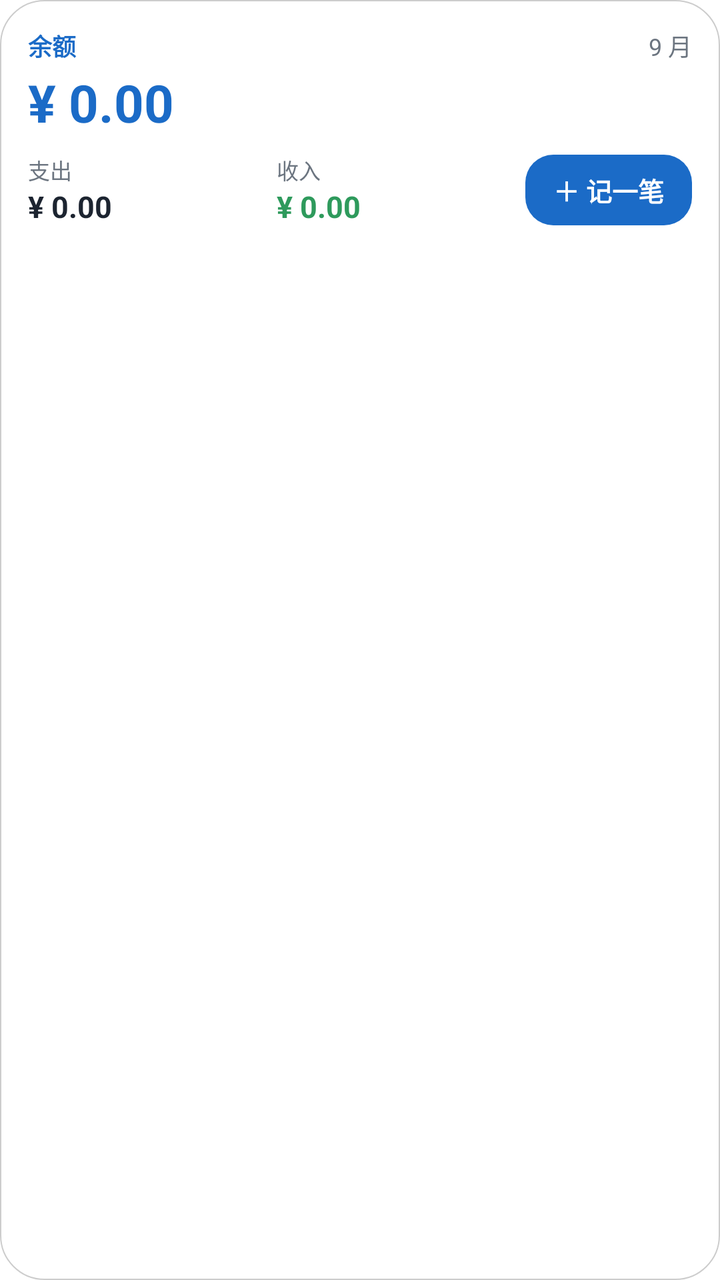
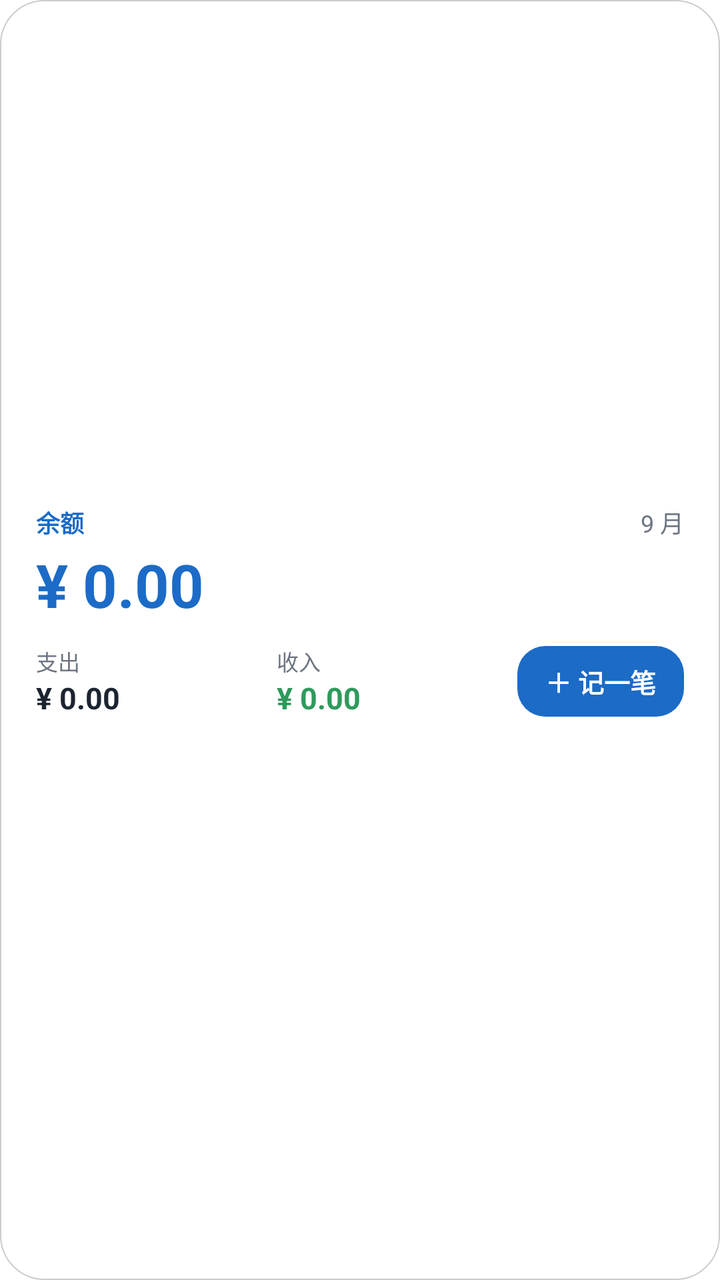

Compare the two renders of this Android layout. The source of the first and the diff that turns it into the second are given below.
<!-- AndroidManifest.xml: fallback theme Theme.MaterialComponents.DayNight.NoActionBar -->
<!-- res/layout/widget_summary.xml -->
<?xml version="1.0" encoding="utf-8"?>
<LinearLayout xmlns:android="http://schemas.android.com/apk/res/android"
    android:id="@+id/widget_root"
    android:layout_width="match_parent"
    android:layout_height="match_parent"
    android:orientation="vertical"
    android:background="@drawable/widget_bg"
    android:padding="14dp">

    <LinearLayout
        android:layout_width="match_parent"
        android:layout_height="wrap_content"
        android:orientation="horizontal"
        android:gravity="center_vertical">
        <TextView
            android:id="@+id/widget_title"
            android:layout_width="0dp"
            android:layout_weight="1"
            android:layout_height="wrap_content"
            android:text="余额"
            android:textSize="12sp"
            android:textColor="#1B6BC7"
            android:textStyle="bold"/>
        <TextView
            android:id="@+id/widget_month"
            android:layout_width="wrap_content"
            android:layout_height="wrap_content"
            android:text="9 月"
            android:textSize="12sp"
            android:textColor="#6C7580"/>
    </LinearLayout>

    <TextView
        android:id="@+id/widget_balance"
        android:layout_width="match_parent"
        android:layout_height="wrap_content"
        android:text="¥ 0.00"
        android:textSize="26sp"
        android:textColor="#1B6BC7"
        android:textStyle="bold"
        android:layout_marginTop="2dp"/>

    <LinearLayout
        android:layout_width="match_parent"
        android:layout_height="wrap_content"
        android:orientation="horizontal"
        android:layout_marginTop="8dp">
        <LinearLayout android:layout_width="0dp" android:layout_weight="1" android:layout_height="wrap_content" android:orientation="vertical">
            <TextView android:layout_width="wrap_content" android:layout_height="wrap_content" android:text="支出" android:textSize="11sp" android:textColor="#6C7580"/>
            <TextView android:id="@+id/widget_expense" android:layout_width="wrap_content" android:layout_height="wrap_content" android:text="¥ 0.00" android:textSize="15sp" android:textColor="#1C2430" android:textStyle="bold"/>
        </LinearLayout>
        <LinearLayout android:layout_width="0dp" android:layout_weight="1" android:layout_height="wrap_content" android:orientation="vertical">
            <TextView android:layout_width="wrap_content" android:layout_height="wrap_content" android:text="收入" android:textSize="11sp" android:textColor="#6C7580"/>
            <TextView android:id="@+id/widget_income" android:layout_width="wrap_content" android:layout_height="wrap_content" android:text="¥ 0.00" android:textSize="15sp" android:textColor="#2E9A5C" android:textStyle="bold"/>
        </LinearLayout>
        <TextView
            android:id="@+id/widget_add"
            android:layout_width="wrap_content"
            android:layout_height="wrap_content"
            android:layout_gravity="center_vertical"
            android:background="@drawable/widget_button_bg"
            android:paddingLeft="14dp"
            android:paddingRight="14dp"
            android:paddingTop="8dp"
            android:paddingBottom="8dp"
            android:text="＋ 记一笔"
            android:textColor="#FFFFFF"
            android:textSize="13sp"
            android:textStyle="bold"/>
    </LinearLayout>
</LinearLayout>
<!-- resources referenced by this layout -->
<resources>
  <!-- drawable widget_bg (drawable) -->
  <shape xmlns:android="http://schemas.android.com/apk/res/android" android:shape="rectangle">
      <solid android:color="#F2FFFFFF"/>
      <corners android:radius="22dp"/>
      <stroke android:width="0.6dp" android:color="#33000000"/>
  </shape>
  <!-- drawable widget_button_bg (drawable) -->
  <shape xmlns:android="http://schemas.android.com/apk/res/android" android:shape="rectangle">
      <solid android:color="#1B6BC7"/>
      <corners android:radius="14dp"/>
  </shape>
</resources>

<!-- the commit's change to res/layout/widget_summary.xml (unified diff, before → after) -->
@@ -4,8 +4,12 @@
     android:layout_width="match_parent"
     android:layout_height="match_parent"
     android:orientation="vertical"
+    android:gravity="center_vertical"
     android:background="@drawable/widget_bg"
-    android:padding="14dp">
+    android:paddingLeft="18dp"
+    android:paddingRight="18dp"
+    android:paddingTop="14dp"
+    android:paddingBottom="14dp">
 
     <LinearLayout
         android:layout_width="match_parent"
@@ -35,7 +39,7 @@
         android:layout_width="match_parent"
         android:layout_height="wrap_content"
         android:text="¥ 0.00"
-        android:textSize="26sp"
+        android:textSize="30sp"
         android:textColor="#1B6BC7"
         android:textStyle="bold"
         android:layout_marginTop="2dp"/>
@@ -44,7 +48,7 @@
         android:layout_width="match_parent"
         android:layout_height="wrap_content"
         android:orientation="horizontal"
-        android:layout_marginTop="8dp">
+        android:layout_marginTop="10dp">
         <LinearLayout android:layout_width="0dp" android:layout_weight="1" android:layout_height="wrap_content" android:orientation="vertical">
             <TextView android:layout_width="wrap_content" android:layout_height="wrap_content" android:text="支出" android:textSize="11sp" android:textColor="#6C7580"/>
             <TextView android:id="@+id/widget_expense" android:layout_width="wrap_content" android:layout_height="wrap_content" android:text="¥ 0.00" android:textSize="15sp" android:textColor="#1C2430" android:textStyle="bold"/>
@@ -68,4 +72,15 @@
             android:textSize="13sp"
             android:textStyle="bold"/>
     </LinearLayout>
+
+    <TextView
+        android:id="@+id/widget_recent"
+        android:layout_width="match_parent"
+        android:layout_height="wrap_content"
+        android:layout_marginTop="12dp"
+        android:text=""
+        android:maxLines="1"
+        android:ellipsize="end"
+        android:textSize="12sp"
+        android:textColor="#6C7580"/>
 </LinearLayout>
